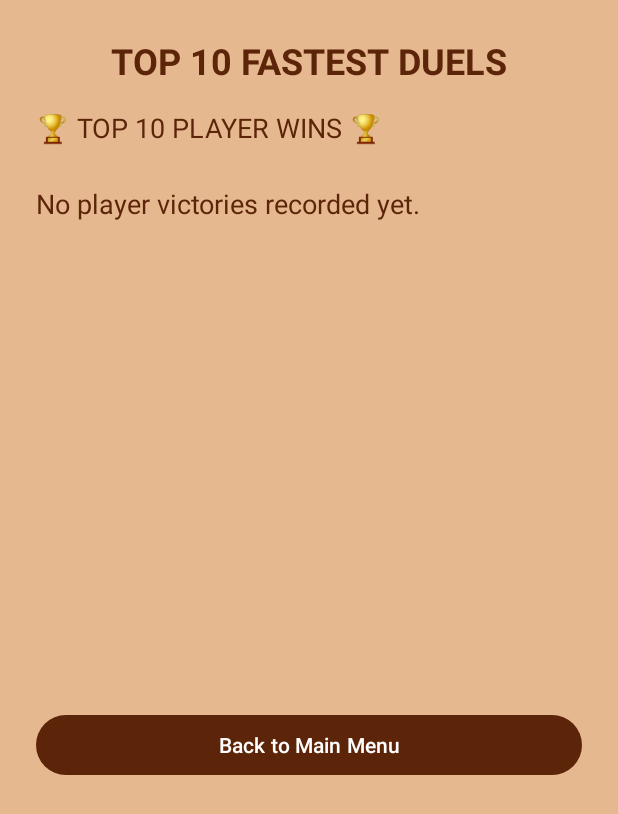
After one commit to BlebaSbluzu/HelpMicrobitBluetooth, an Android app: the LeaderboardActivity screen opened directly, with no data from a screen before it, on a phone screen of 412 x 824 dp. The commit adds this screen. Shown: the top 814 px of the screen. Run offline under Robolectric (Android 15) with nearby library versions, the phone set to English and light mode, and no system bars; our stand-ins replace Firebase (no records; nobody signed in at launch, a user with empty details on screens opened directly).

Commit message:
Finished App

```diff
--- a/BTmicrobitapp/app/build.gradle.kts
+++ b/BTmicrobitapp/app/build.gradle.kts
@@ -1,6 +1,7 @@
 plugins {
     alias(libs.plugins.android.application)
     alias(libs.plugins.kotlin.android)
+    id("com.google.gms.google-services")
 }
 
 android {
@@ -36,13 +37,16 @@ android {
 }
 
 dependencies {
-
     implementation(libs.androidx.core.ktx)
     implementation(libs.androidx.appcompat)
     implementation(libs.material)
     implementation(libs.androidx.activity)
     implementation(libs.androidx.constraintlayout)
     implementation(libs.androidx.ui)
+    implementation(platform("com.google.firebase:firebase-bom:33.0.0"))
+    implementation("com.google.firebase:firebase-analytics-ktx")
+    implementation("com.google.firebase:firebase-firestore-ktx")
+
     testImplementation(libs.junit)
     androidTestImplementation(libs.androidx.junit)
     androidTestImplementation(libs.androidx.espresso.core)
--- a/BTmicrobitapp/app/src/main/AndroidManifest.xml
+++ b/BTmicrobitapp/app/src/main/AndroidManifest.xml
@@ -27,5 +27,9 @@
             </intent-filter>
         </activity>
 
+        <activity
+            android:name=".LeaderboardActivity"
+            />
+
     </application>
 </manifest>
--- /dev/null
+++ b/BTmicrobitapp/app/src/main/java/com/example/btmicrobitapp/LeaderboardActivity.kt
@@ -0,0 +1,77 @@
+package com.example.btmicrobitapp
+
+import android.os.Bundle
+import android.widget.TextView
+import androidx.appcompat.app.AppCompatActivity
+import android.util.Log
+import android.widget.Button
+import android.widget.Toast
+import com.google.firebase.firestore.FirebaseFirestore
+import com.google.firebase.firestore.Query
+
+data class DuelResult(
+    val playerTimeSeconds: Float = 0f,
+    val botTimeSeconds: Float = 0f,
+    val winner: String = "",
+    val timestamp: Long = 0L
+)
+
+class LeaderboardActivity : AppCompatActivity() {
+    private val db = FirebaseFirestore.getInstance()
+
+    private lateinit var resultsTextView: TextView
+    private val TAG = "LeaderboardActivity"
+
+    override fun onCreate(savedInstanceState: Bundle?) {
+        super.onCreate(savedInstanceState)
+
+        setContentView(R.layout.view_leaderboard)
+
+        val backButton: Button = findViewById(R.id.backButton)
+        resultsTextView = findViewById(R.id.leaderboardResultsText)
+
+        backButton.setOnClickListener {
+            finish()
+        }
+
+        fetchPlayerWinsLeaderboard()
+    }
+
+    private fun fetchPlayerWinsLeaderboard() {
+        resultsTextView.text = "Loading top 10 player wins..."
+
+        db.collection("duel_results")
+            .whereEqualTo("winner", "Player")
+            .orderBy("playerTimeSeconds", Query.Direction.ASCENDING)
+            .limit(10)
+            .get()
+            .addOnSuccessListener { result ->
+                val sb = StringBuilder("🏆 TOP 10 PLAYER WINS 🏆\n\n")
+                var rank = 1
+
+                if (result.isEmpty) {
+                    sb.append("No player victories recorded yet.")
+                } else {
+                    for (document in result) {
+                        val duel = document.toObject(DuelResult::class.java)
+
+                        sb.append(
+                            String.format(
+                                "#%d. Time: %.3f s\n",
+                                rank++,
+                                duel.playerTimeSeconds
+                            )
+                        )
+                    }
+                }
+                resultsTextView.text = sb.toString()
+                Toast.makeText(this, "Leaderboard updated!", Toast.LENGTH_SHORT).show()
+            }
+            .addOnFailureListener { exception ->
+                resultsTextView.text = "Error fetching data. Check Android Studio Logcat for details."
+                Log.e(TAG, "LEADERBOARD FETCH FAILED.", exception)
+                Log.e(TAG, "COMMON FIX: Check Firebase Console -> Firestore -> Indexes. The query requires a composite index on 'winner' (ASC) and 'playerTimeSeconds' (ASC).")
+                Toast.makeText(this, "Failed to load leaderboard. See logs.", Toast.LENGTH_LONG).show()
+            }
+    }
+}
--- /dev/null
+++ b/BTmicrobitapp/app/src/main/res/layout/view_leaderboard.xml
@@ -0,0 +1,46 @@
+<?xml version="1.0" encoding="utf-8"?>
+<LinearLayout
+    xmlns:android="http://schemas.android.com/apk/res/android"
+    xmlns:tools="http://schemas.android.com/tools"
+    android:layout_width="match_parent"
+    android:layout_height="match_parent"
+    android:orientation="vertical"
+    android:padding="24dp"
+    android:background="#E5B890">
+
+    <TextView
+        android:layout_width="match_parent"
+        android:layout_height="wrap_content"
+        android:text="TOP 10 FASTEST DUELS"
+        android:textSize="24sp"
+        android:textStyle="bold"
+        android:gravity="center_horizontal"
+        android:paddingBottom="16dp"
+        android:textColor="@color/brown_300"/>
+
+    <ScrollView
+        android:layout_width="match_parent"
+        android:layout_height="400dp">
+
+        <TextView
+            android:id="@+id/leaderboardResultsText"
+            android:layout_width="match_parent"
+            android:layout_height="wrap_content"
+            android:textSize="18sp"
+            android:text="Loading results..."
+            android:lineSpacingExtra="4dp"
+            android:textColor="@color/brown_300"/>
+
+
+
+    </ScrollView>
+
+
+
+        <Button
+        android:id="@+id/backButton"
+        android:layout_width="match_parent"
+        android:layout_height="wrap_content"
+        android:text="Back to Main Menu"
+        android:textColor="@color/white_100"/>
+</LinearLayout>
--- a/BTmicrobitapp/app/src/main/res/values/colors.xml
+++ b/BTmicrobitapp/app/src/main/res/values/colors.xml
@@ -2,4 +2,6 @@
 <resources>
     <color name="purple_500">#6200EE</color>
     <color name="teal_200">#03DAC5</color>
+    <color name="brown_300">#5c2408</color>
+    <color name="white_100">#ffffff</color>
 </resources>
--- a/BTmicrobitapp/app/src/main/res/values/styles.xml
+++ b/BTmicrobitapp/app/src/main/res/values/styles.xml
@@ -2,8 +2,8 @@
 <resources>
 
     <style name="Theme.MicrobitConnect" parent="Theme.Material3.DayNight.NoActionBar">
-        <item name="colorPrimary">@color/purple_500</item>
-        <item name="colorSecondary">@color/teal_200</item>
+        <item name="colorPrimary">@color/brown_300</item>
+        <item name="colorSecondary">@color/white_100</item>
     </style>
 
 </resources>
--- a/BTmicrobitapp/build.gradle.kts
+++ b/BTmicrobitapp/build.gradle.kts
@@ -2,4 +2,5 @@
 plugins {
     alias(libs.plugins.android.application) apply false
     alias(libs.plugins.kotlin.android) apply false
+    id("com.google.gms.google-services") version "4.4.4" apply false
 }
--- a/BTmicrobitapp/gradle/libs.versions.toml
+++ b/BTmicrobitapp/gradle/libs.versions.toml
@@ -10,6 +10,7 @@ material = "1.13.0"
 activity = "1.11.0"
 constraintlayout = "2.2.1"
 ui = "1.10.0"
+firebaseFirestoreKtx = "26.0.2"
 
 [libraries]
 androidx-core-ktx = { group = "androidx.core", name = "core-ktx", version.ref = "coreKtx" }
@@ -21,6 +22,7 @@ material = { group = "com.google.android.material", name = "material", version.r
 androidx-activity = { group = "androidx.activity", name = "activity", version.ref = "activity" }
 androidx-constraintlayout = { group = "androidx.constraintlayout", name = "constraintlayout", version.ref = "constraintlayout" }
 androidx-ui = { group = "androidx.compose.ui", name = "ui", version.ref = "ui" }
+firebase-firestore-ktx = { group = "com.google.firebase", name = "firebase-firestore-ktx", version.ref = "firebaseFirestoreKtx" }
 
 [plugins]
 android-application = { id = "com.android.application", version.ref = "agp" }
```
Also changed, not shown: BTmicrobitapp/app/src/main/java/com/example/btmicrobitapp/MainActivity.kt (+76 -6 lines), BTmicrobitapp/app/src/main/res/layout/activity_main.xml (+13 -5 lines), BTmicrobitapp/app/src/main/res/drawable/cowboydead.png (added), BTmicrobitapp/app/src/main/res/drawable/cowboyshoot.png (added), BTmicrobitapp/app/src/main/res/drawable/youlose.png (added), 8 other files.
